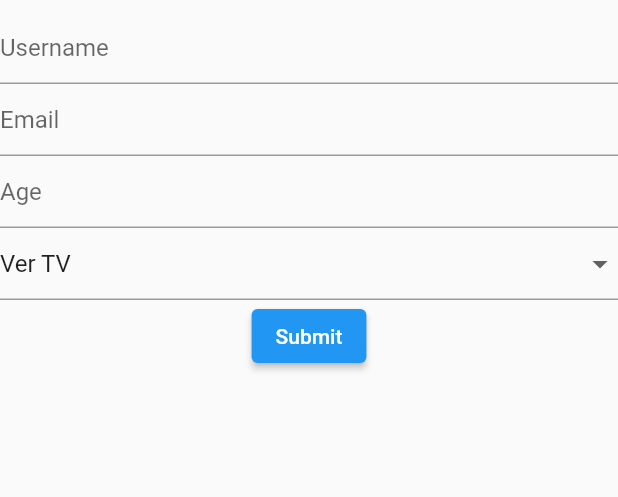
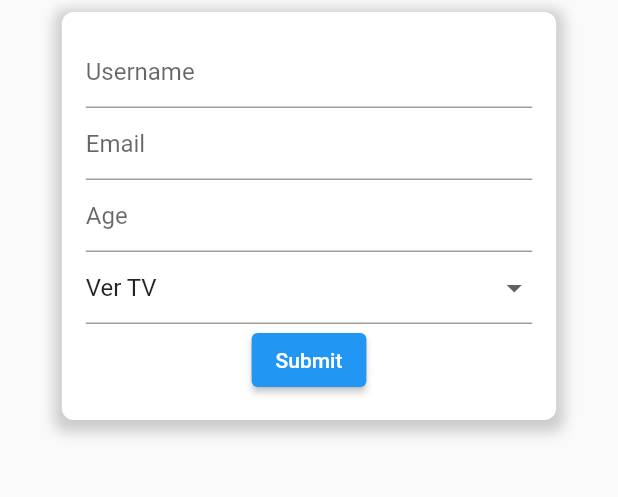
Before and after one commit to cristobalzuluaga/ucn_appuser, a Flutter app: the SignUpPage screen opened directly with empty values, on a phone screen of 412 x 824 dp, the part 120-617 px from its top. Run offline on Flutter 3.47's test engine with Material 2 defaults, Android fonts, the phone set to English and light mode, and no system bars; our stand-ins replace shared_preferences; accounts and stored records are empty; generated files the repository leaves out were written again; network calls fail.

Commit message:
cambios en los boxes

```diff
--- a/lib/sign_up_page.dart
+++ b/lib/sign_up_page.dart
@@ -25,11 +25,33 @@ class _SignUpPageState extends State<SignUpPage> {
       appBar: AppBar(
         title: const Text('Registro'),
       ),
-      body: Column(
-        children: [
-          _buildStatsSection(),
-          _buildForm(),
-        ],
+      body: SingleChildScrollView(
+        child: Column(
+          mainAxisAlignment: MainAxisAlignment.center,
+          children: [
+            _buildStatsSection(),
+            Padding(
+              padding: const EdgeInsets.symmetric(horizontal: 24.0),
+              child: Container(
+                width: MediaQuery.of(context).size.width * 0.8,
+                padding: EdgeInsets.all(16.0),
+                decoration: BoxDecoration(
+                  color: Colors.white,
+                  borderRadius: BorderRadius.circular(8.0),
+                  boxShadow: [
+                    BoxShadow(
+                      color: Colors.grey.withOpacity(0.5),
+                      spreadRadius: 5,
+                      blurRadius: 7,
+                      offset: Offset(0, 3),
+                    ),
+                  ],
+                ),
+                child: _buildForm(),
+              ),
+            ),
+          ],
+        ),
       ),
     );
   }
```
Also changed, not shown: lib/Hobbies_table_page.dart (+16 -0 lines), lib/main.dart (+29 -2 lines), lib/users_table_page.dart (+54 -15 lines).
